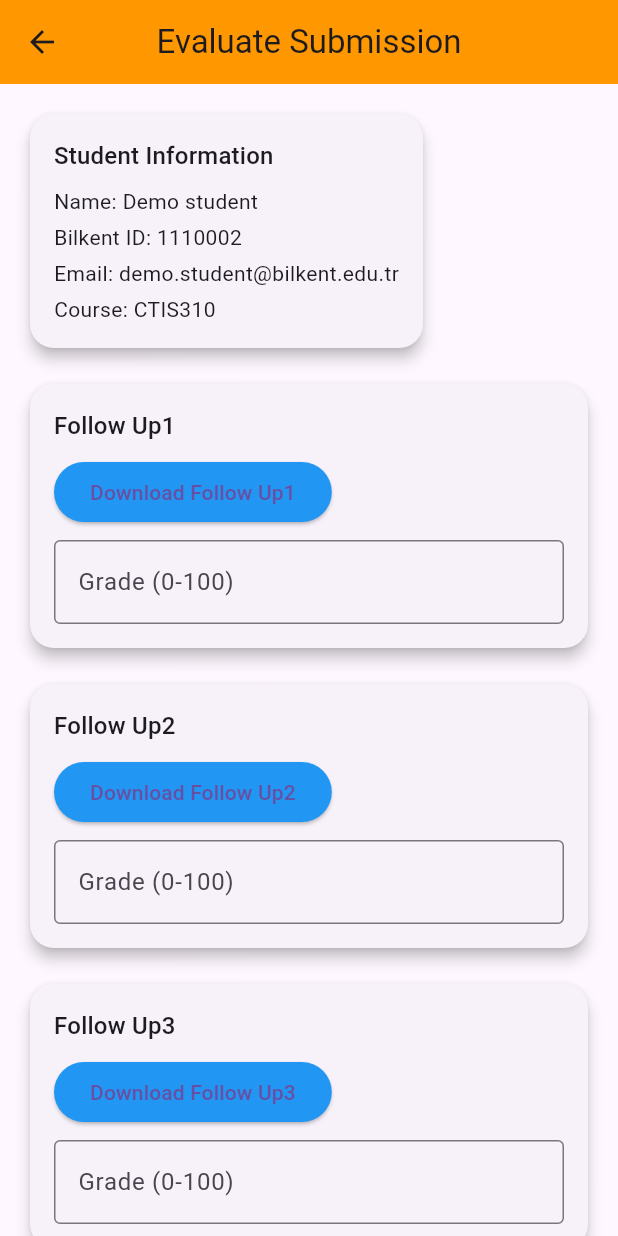
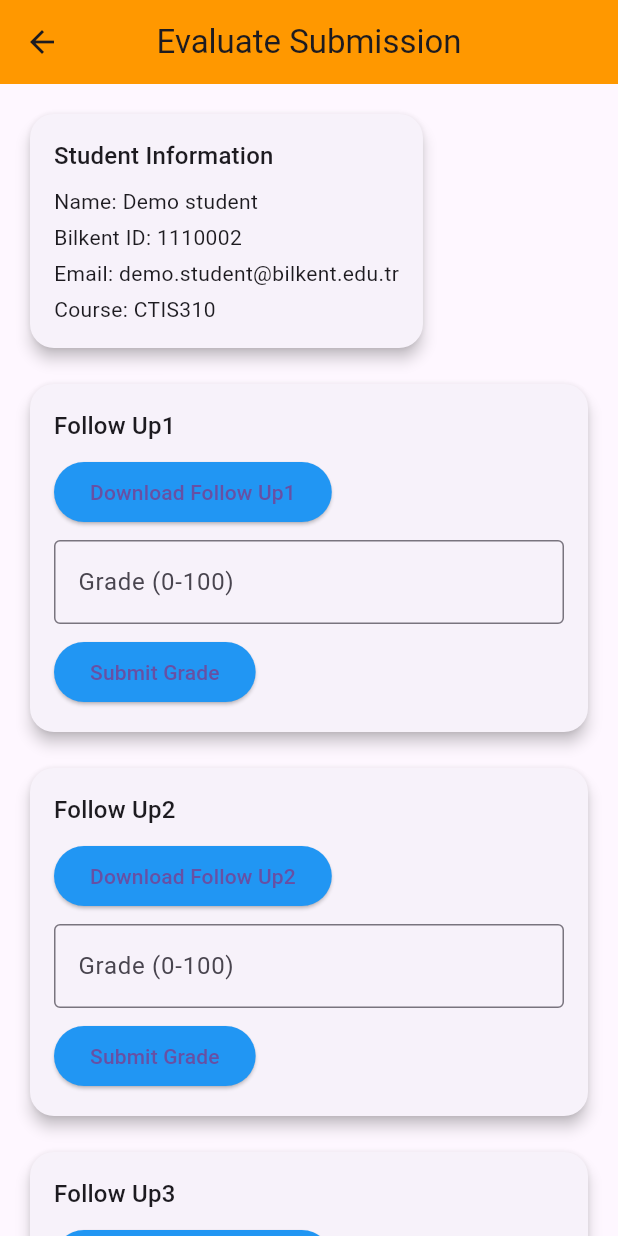
Before and after one commit to CTIS-InternshipManagementSystem/InternshipManagementSystem, a Flutter app: the EvaluatePage screen opened directly with empty values, on a phone screen of 412 x 824 dp. Run offline on Flutter 3.47's test engine with Material 3 defaults, Android fonts, the phone set to English and light mode, and no system bars; our stand-ins replace file_picker, firebase_auth, firebase_core, firebase_storage; missing offline and left inert: dart:html; accounts and stored records are empty; statements that could not run were skipped.

Commit message:
submit buttons has been added.

```diff
--- a/ctisims/lib/evaluate_page.dart
+++ b/ctisims/lib/evaluate_page.dart
@@ -159,6 +159,34 @@ class _EvaluatePageState extends State<EvaluatePage> {
       return 'Grade must be between 0 and 100';
     }
     return null;
+  }
+
+  Future<void> submitGrade(String grade, String sectionTitle) async {
+    try {
+      final response = await http.post(
+        Uri.parse('https://example.com/submit-grade'), // Replace with your backend URL
+        body: {
+          'studentName': widget.submission['studentName']!,
+          'grade': grade,
+          'sectionTitle': sectionTitle,
+          'course': widget.submission['course']!,
+        },
+      );
+
+      if (response.statusCode == 200) {
+        ScaffoldMessenger.of(context).showSnackBar(
+          SnackBar(content: Text('Grade submitted for $sectionTitle')),
+        );
+      } else {
+        ScaffoldMessenger.of(context).showSnackBar(
+          SnackBar(content: Text('Failed to submit grade for $sectionTitle')),
+        );
+      }
+    } catch (e) {
+      ScaffoldMessenger.of(context).showSnackBar(
+        SnackBar(content: Text('Error during grade submission: $e')),
+      );
+    }
   }
 
   @override
@@ -336,6 +364,17 @@ class _EvaluatePageState extends State<EvaluatePage> {
                           validator: _validateGrade,
                         ),
                       ),
+                      const SizedBox(height: 16),
+                      ElevatedButton(
+                        onPressed: () {
+                          final grade = _companyEvaluationController.text;
+                          submitGrade(grade, "Company Evaluation");
+                        },
+                        child: const Text('Submit Grade'),
+                        style: ElevatedButton.styleFrom(
+                          backgroundColor: AppStyles.buttonColor,
+                        ),
+                      ),
                     ],
                   ),
                 ),
@@ -381,6 +420,15 @@ class _EvaluatePageState extends State<EvaluatePage> {
               inputFormatters: _gradeInputFormatters,
               validator: _validateGrade,
             ),
+            const SizedBox(height: 8),
+            ElevatedButton(
+              onPressed: () {
+                final grade = _getSectionController(title).text;
+                submitGrade(grade, title);
+              },
+              child: const Text('Submit Grade'),
+              style: ElevatedButton.styleFrom(backgroundColor: AppStyles.buttonColor),
+            ),
           ],
         ),
       ),
@@ -421,6 +469,15 @@ class _EvaluatePageState extends State<EvaluatePage> {
               inputFormatters: _gradeInputFormatters,
               validator: _validateGrade,
             ),
+            const SizedBox(height: 8),
+            ElevatedButton(
+              onPressed: () {
+                final grade = _ctis290Controller.text;
+                submitGrade(grade, 'Reports about an internship');
+              },
+              child: const Text('Submit Grade'),
+              style: ElevatedButton.styleFrom(backgroundColor: AppStyles.buttonColor),
+            ),
           ],
         ),
       ),
```
